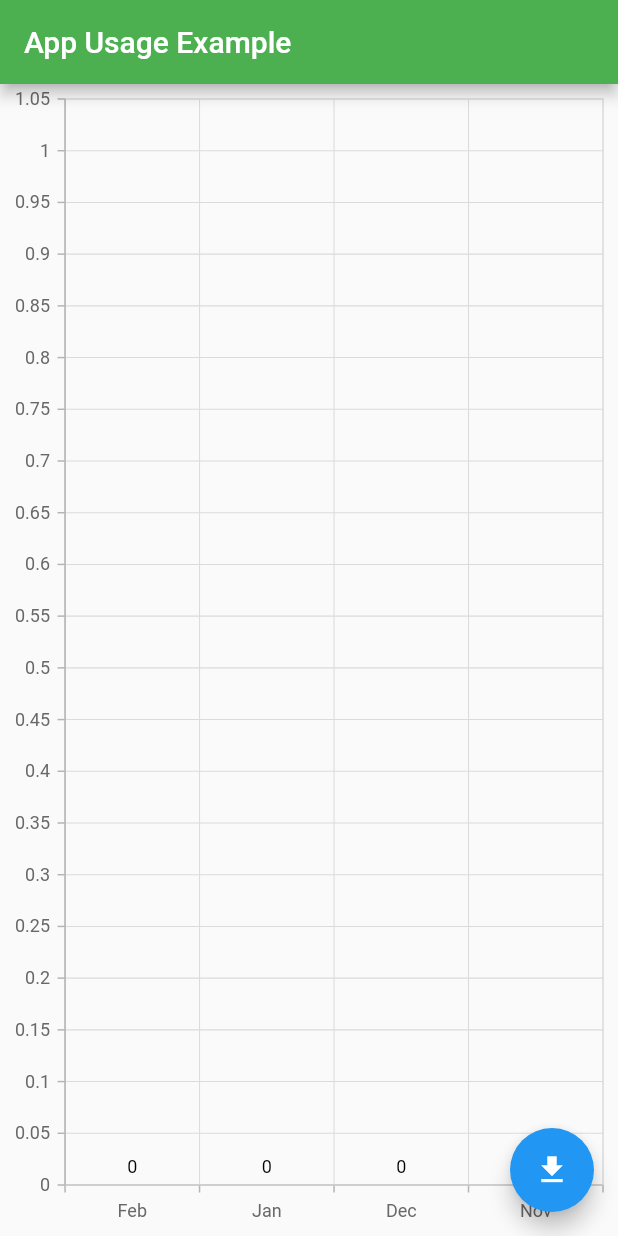
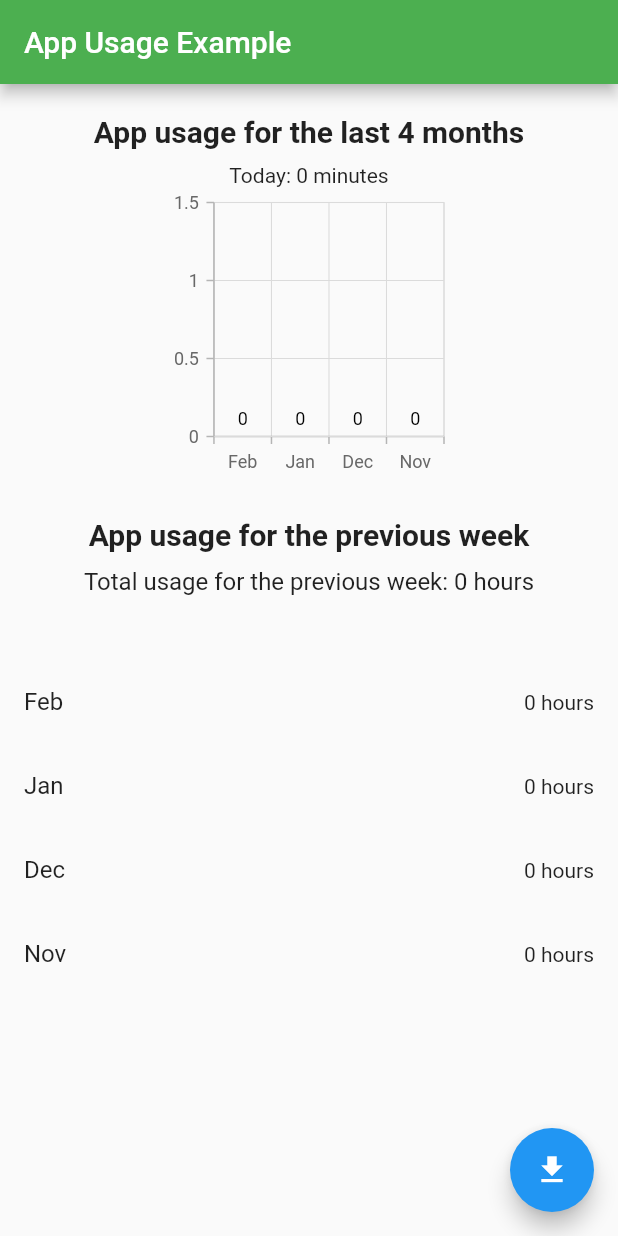
Before and after one commit to hamzadev2xx3/app_usage__, a Flutter app: the screen it shows after launch, after a tap on the "file download" icon, on a phone screen of 412 x 824 dp. Run offline on Flutter 3.47's test engine with Material 2 defaults, Android fonts, the phone set to English and light mode, and no system bars; our stand-ins replace syncfusion_flutter_charts; missing offline and left inert: app_usage.

Commit message:
new commit updates

```diff
--- a/lib/HomeScreen.dart
+++ b/lib/HomeScreen.dart
@@ -10,7 +10,8 @@ class HomeScreen extends StatefulWidget {
 
 class _HomeScreenState extends State<HomeScreen> {
   List<UsageData> _usageDataList = [];
-
+int _todayUsage = 0;
+String  _usageString="";
   @override
   void initState() {
     super.initState();
@@ -23,11 +24,11 @@ class _HomeScreenState extends State<HomeScreen> {
       DateTime now = DateTime.now();
       DateTime currentMonthStart = DateTime(now.year, now.month);
       DateTime previousMonthStart =
-          currentMonthStart.subtract(Duration(days: 30));
+          currentMonthStart.subtract(const Duration(days: 30));
       DateTime twoMonthsAgoStart =
-          previousMonthStart.subtract(Duration(days: 30));
+          previousMonthStart.subtract(const Duration(days: 30));
       DateTime threeMonthsAgoStart =
-          twoMonthsAgoStart.subtract(Duration(days: 30));
+          twoMonthsAgoStart.subtract(const Duration(days: 30));
 
       // Get app usage for each month and store it in a list
       _usageDataList.clear();
@@ -41,22 +42,64 @@ class _HomeScreenState extends State<HomeScreen> {
       print(exception);
     }
   }
+  Future<UsageData> _getUsageDataForWeek() async {
+  int totalUsage = 0;
+  DateTime now = DateTime.now();
+  DateTime weekStart = now.subtract(const Duration(days: 7));
+  List<AppUsageInfo> infoList =
+      await AppUsage().getAppUsage(weekStart, now);
+
+  for (var info in infoList) {
+    if (info.packageName == "com.example.testappno") {
+      totalUsage += info.usage.inMinutes;
+    }
+  }
+  int totalUsageInHours = totalUsage ~/ 60; // Convert minutes to hours
+  print("Last week: $totalUsageInHours hours");
+  return UsageData(month: "Last week", usage: totalUsageInHours);
+}
+
 
 Future<UsageData> _getUsageDataForMonth(DateTime monthStart) async {
   int totalUsage = 0;
-    DateTime monthEnd = monthStart.add(Duration(days: 30));
+  DateTime monthEnd = monthStart.add(const Duration(days: 30));
   List<AppUsageInfo> infoList =
       await AppUsage().getAppUsage(monthStart, monthEnd);
 
   for (var info in infoList) {
-      if (info.packageName == "com.facebook.katana") {
+    if (info.packageName == "com.example.testappno") {
       totalUsage += info.usage.inMinutes;
     }
   }
-    print("${DateFormat('MMMM').format(monthStart)}: $totalUsage minutes");
-    return UsageData(
-        month: DateFormat('MMM').format(monthStart), usage: totalUsage);
+  int totalUsageInHours = totalUsage ~/ 60; // Convert minutes to hours
+  print("${DateFormat('MMMM').format(monthStart)}: $totalUsageInHours hours");
+  return UsageData(month: DateFormat('MMM').format(monthStart), usage: totalUsageInHours);
 }
+Future<String> _getUsageDataForDay() async {
+  int totalUsage = 0;
+  DateTime now = DateTime.now();
+  DateTime dayStart = DateTime(now.year, now.month, now.day);
+  List<AppUsageInfo> infoList =
+      await AppUsage().getAppUsage(dayStart, now);
+
+  for (var info in infoList) {
+    if (info.packageName == "com.example.testappno") {
+      totalUsage += info.usage.inMinutes;
+      print (totalUsage);
+    }
+  }
+  String usageString;
+  if (totalUsage >= 60) {
+    int totalUsageInHours = totalUsage ~/ 60; // Convert minutes to hours
+    usageString = "Today: $totalUsageInHours hours";
+  } else {
+    usageString = "Today: $totalUsage minutes";
+  }
+  print(usageString);
+  return usageString;
+}
+
+
 
 @override
 Widget build(BuildContext context) {
@@ -66,27 +109,95 @@ class _HomeScreenState extends State<HomeScreen> {
         title: const Text('App Usage Example'),
         backgroundColor: Colors.green,
       ),
-        body: _usageDataList.isNotEmpty
-            ? SfCartesianChart(
+      body: Column(
+        children:[
+          _usageDataList.isNotEmpty
+              ? Expanded(
+                  child: Column(
+                    children: [
+                      const SizedBox(height: 20),
+                      const Text(
+                        "App usage for the last 4 months",
+                        style: TextStyle(fontSize: 20, fontWeight: FontWeight.bold),
+                      ),
+                      const SizedBox(height: 10),
+            FutureBuilder<String>(
+  future: _getUsageDataForDay(),
+  builder: (context, snapshot) {
+    if (snapshot.connectionState == ConnectionState.waiting) {
+      return const Text('Loading...'); // Show a loading indicator while the future is resolving
+    } else if (snapshot.hasError) {
+      return Text('Error: ${snapshot.error}');
+    } else {
+      return Text(snapshot.data ?? ''); // Show the data returned by the future, or an empty string if it's null
+    }
+  },
+            ),
+                      Container(
+                        width: 200,
+                        height: 200,
+
+                        child: SfCartesianChart(
                           primaryXAxis: CategoryAxis(),
                           series: <ChartSeries<UsageData, String>>[
                             ColumnSeries<UsageData, String>(
                                 dataSource: _usageDataList,
                                 xValueMapper: (UsageData usage, _) => usage.month,
                                 yValueMapper: (UsageData usage, _) => usage.usage,
-                      dataLabelSettings: DataLabelSettings(isVisible: true))
+                                dataLabelSettings: const DataLabelSettings(isVisible: true))
                           ],
+                        ),
+                      ),
+                      const SizedBox(height: 20),
+                      const Text(
+                        "App usage for the previous week",
+                        style: TextStyle(fontSize: 20, fontWeight: FontWeight.bold),
+                      ),
+                      const SizedBox(height: 10),
+                      FutureBuilder<UsageData>(
+                        future: _getUsageDataForWeek(),
+                        builder: (context, snapshot) {
+                          if (snapshot.connectionState == ConnectionState.waiting) {
+                            return const CircularProgressIndicator();
+                          } else if (snapshot.hasError) {
+                            return Text("Error: ${snapshot.error}");
+                          } else if (!snapshot.hasData) {
+                            return const Text("No data available");
+                          } else {
+                            return Text(
+                              "Total usage for the previous week: ${snapshot.data!.usage} hours",
+                              style: const TextStyle(fontSize: 16),
+                            );
+                          }
+                        },
+                      ),
+                    ],
+                  ),
                 )
-            : Center(
+              : const Center(
                   child: Text("Press the button to get usage stats"),
                 ),
+          Expanded(
+            child: ListView.builder(
+              itemCount: _usageDataList.length,
+              itemBuilder: (context, index) {
+                return ListTile(
+                  title: Text(_usageDataList[index].month),
+                  trailing: Text("${_usageDataList[index].usage} hours"),
+                );
+              },
+            ),
+          ),
+        ]
+      ),
       floatingActionButton: FloatingActionButton(
-            onPressed: getUsageStats, child: Icon(Icons.file_download)),
+          onPressed: getUsageStats, child: const Icon(Icons.file_download)),
     ),
   );
-  }
+
 }
 
+}
 class UsageData {
   final String month;
   final int usage;
--- a/lib/main.dart
+++ b/lib/main.dart
@@ -3,11 +3,11 @@ import 'package:flutter/material.dart';
 
 
 void main() {
-  runApp(myApp());
+  runApp(bsdk());
 }
 
-class myApp extends StatelessWidget {
-  const myApp({super.key});
+class bsdk extends StatelessWidget {
+  const bsdk({super.key});
 
   @override
   Widget build(BuildContext context) {
@@ -25,7 +25,7 @@ class myApp extends StatelessWidget {
         brightness: Brightness.light,
       ),
       initialRoute:
-          "/Login", //initial route mein back slash/ replace hojata hai
+          "/HomeScreen", //initial route mein back slash/ replace hojata hai
       routes: {
         "/": (context) => HomeScreen(),
 
```
Also changed, not shown: pubspec.lock, 1 other file. Lines whose indentation alone changed are shown as unchanged.
